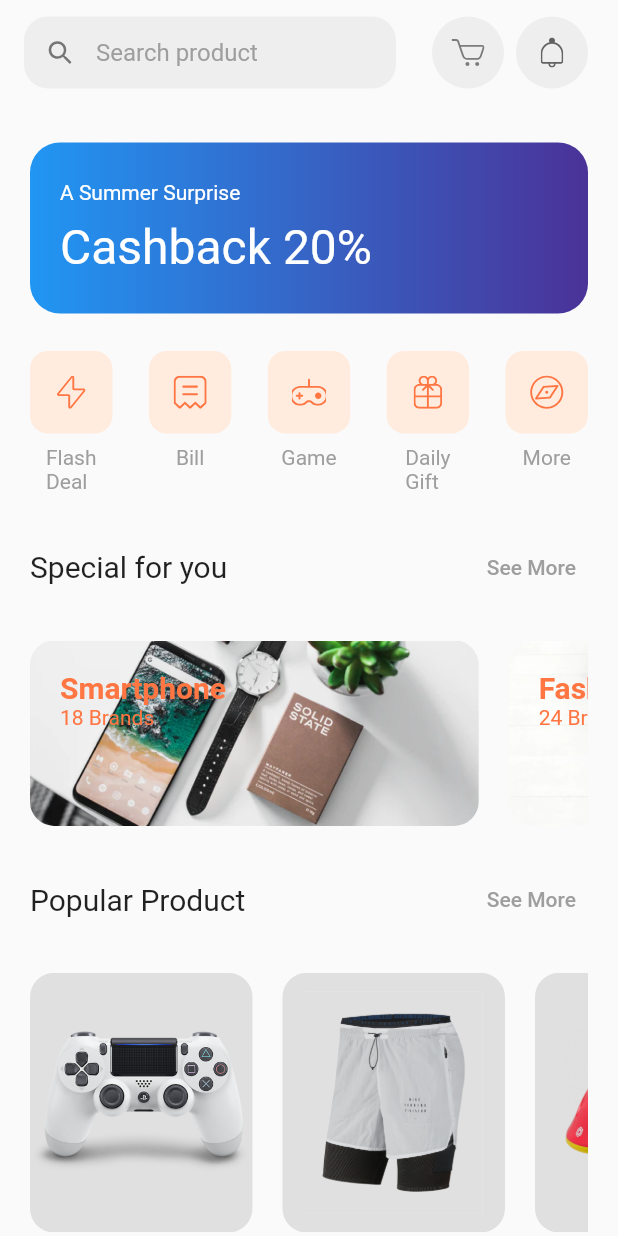
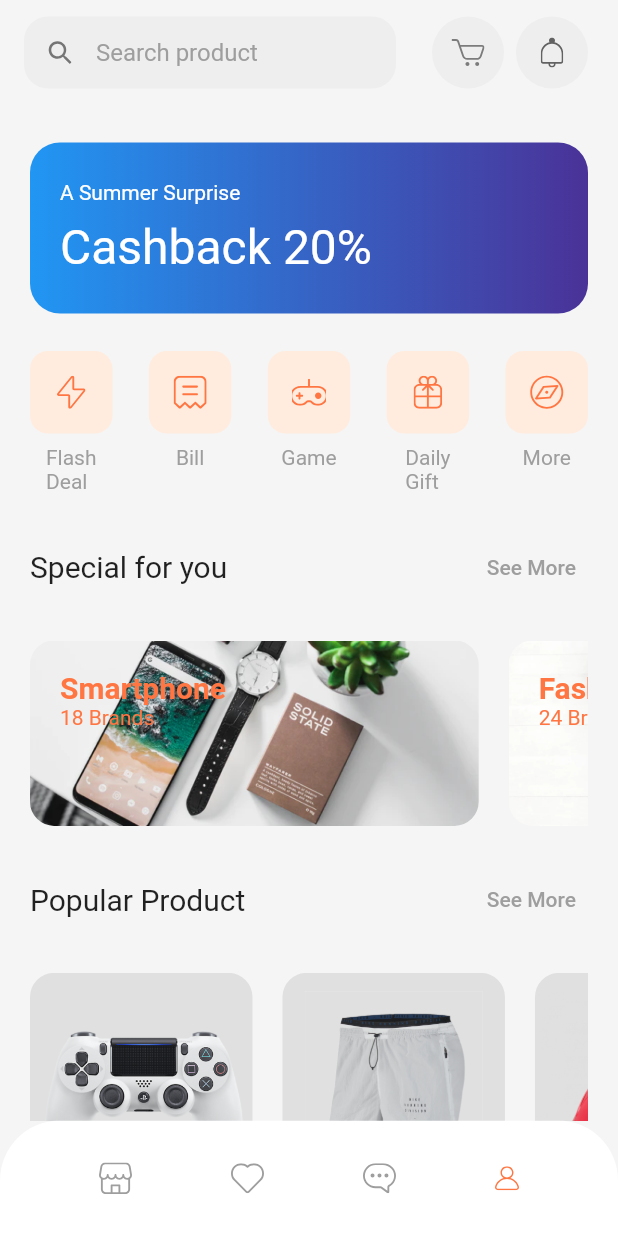
Before and after one commit to mensur056/E-Commerce-App, a Flutter app: the screen it shows after launch, on a phone screen of 412 x 824 dp. Run offline on Flutter 3.47's test engine with Material 2 defaults, Android fonts, the phone set to English and light mode, and no system bars; our stand-ins replace flutter_svg, google_fonts, image_picker.

Commit message:
finsh home page

```diff
--- a/ecommerce/lib/const/theme/theme.dart
+++ b/ecommerce/lib/const/theme/theme.dart
@@ -9,6 +9,7 @@ class ProjectTheme {
         titleTextStyle: const TextTheme(headline2: TextStyle(color: Colors.white, fontSize: 20)).headline6),
   );
   ThemeData lightTheme = ThemeData(
+      scaffoldBackgroundColor: Colors.grey.shade100,
       iconTheme: const IconThemeData(size: 16),
       appBarTheme: const AppBarTheme(
         titleTextStyle: TextStyle(color: Colors.grey, fontSize: 16, fontWeight: FontWeight.w600),
--- a/ecommerce/lib/ui/screens/home/home_page.dart
+++ b/ecommerce/lib/ui/screens/home/home_page.dart
@@ -2,6 +2,7 @@ import 'package:ecommerce/const/paths/icon_paths.dart';
 import 'package:ecommerce/const/paths/image_paths.dart';
 import 'package:ecommerce/ui/screens/home/widget/popular_card_section.dart';
 import 'package:ecommerce/ui/screens/home/widget/special_card_section.dart';
+import 'package:ecommerce/ui/widgets/custom_bottom_appbar.dart';
 import 'package:flutter/material.dart';
 import 'package:flutter_svg/svg.dart';
 
@@ -42,6 +43,7 @@ class _HomePageState extends State<HomePage> with ProjectHomeStrings, ImagePaths
           ],
         ),
       ),
+      bottomNavigationBar: const CustomBottomAppBar(),
     );
   }
 
--- a/ecommerce/lib/ui/screens/home/widget/popular_card_section.dart
+++ b/ecommerce/lib/ui/screens/home/widget/popular_card_section.dart
@@ -37,13 +37,16 @@ class PopularCard extends StatelessWidget {
   const PopularCard({
     Key? key,
     required this.imageName,
+    this.onPress,
   }) : super(key: key);
 
   final String imageName;
-
+  final Function()? onPress;
   @override
   Widget build(BuildContext context) {
-    return Container(
+    return InkWell(
+      onTap: onPress,
+      child: Container(
         decoration: BoxDecoration(
           borderRadius: ProjectBorder.borderRadius16,
           color: Colors.grey.shade300,
@@ -51,6 +54,7 @@ class PopularCard extends StatelessWidget {
         height: MediaQuery.of(context).size.height * 0.180,
         width: MediaQuery.of(context).size.height * 0.180,
         child: Image.asset(imageName),
+      ),
     );
   }
 }
```
Lines whose indentation alone changed are shown as unchanged.
